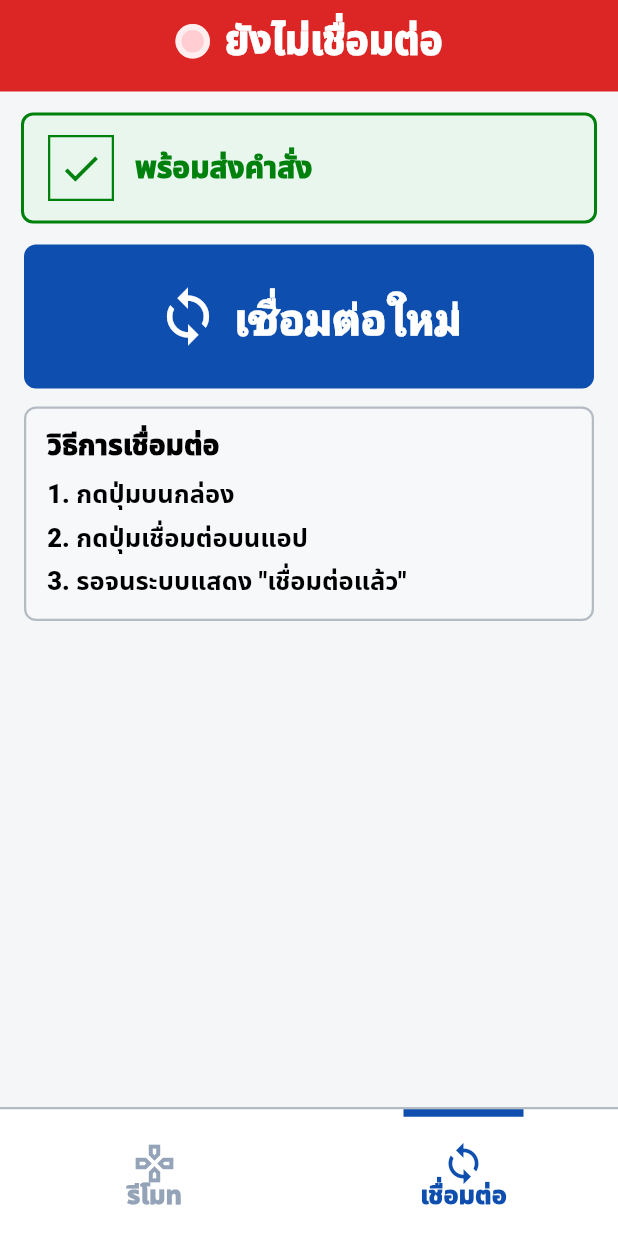
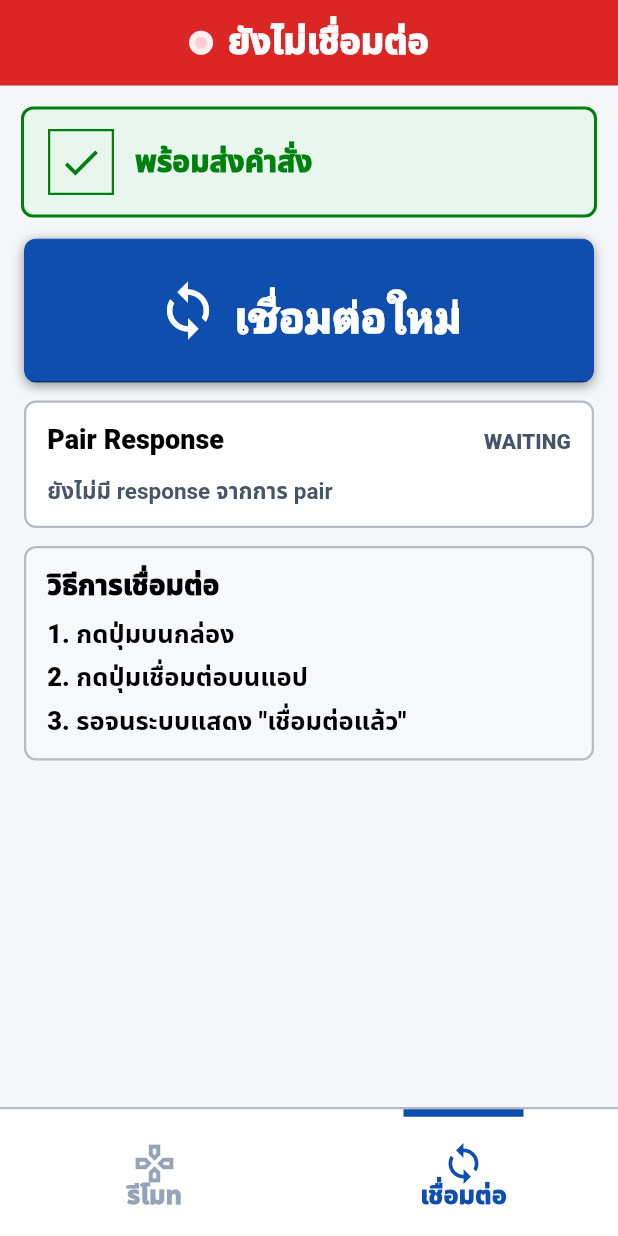
Before and after one commit to nuttawat-saepan/traffic-remote-app, a Flutter app: the screen it shows after launch, on a phone screen of 412 x 824 dp. Run offline on Flutter 3.47's test engine with Material 3 defaults, Android fonts, the phone set to English and light mode, and no system bars; our stand-ins replace google_fonts, shared_preferences; missing offline and left inert: usb_serial.

Commit message:
feature: animate connection status and improve button press feedback
*   **Connection Animation:** Implement a pulsing visual effect on the connection status dot in the header when the device is paired, making the connection state more noticeable.
*   **Button Interactivity:** Create a custom animated press effect for the reconnect button, enhancing user feedback and perceived responsiveness.
*   **Pairing Robustness:** Refine the pairing response parsing logic to specifically expect `PAIR_OK` and improve the general handling of pairing messages for increased reliability.
*   **Refactor:** Extract the connection dot and reconnect button into dedicated stateful widgets for better component organization and reusability.

```diff
--- a/lib/app.dart
+++ b/lib/app.dart
@@ -347,7 +347,7 @@ class _BottomNavItem extends StatelessWidget {
   }
 }
 
-class _ConnectionHeader extends StatelessWidget {
+class _ConnectionHeader extends StatefulWidget {
   const _ConnectionHeader({
     required this.serialService,
     required this.isPaired,
@@ -357,12 +357,49 @@ class _ConnectionHeader extends StatelessWidget {
   final bool isPaired;
 
   @override
+  State<_ConnectionHeader> createState() => _ConnectionHeaderState();
+}
+
+class _ConnectionHeaderState extends State<_ConnectionHeader>
+    with SingleTickerProviderStateMixin {
+  late final AnimationController _pulseController;
+
+  @override
+  void initState() {
+    super.initState();
+    _pulseController = AnimationController(
+      vsync: this,
+      duration: const Duration(milliseconds: 1300),
+    );
+    if (widget.isPaired) {
+      _pulseController.repeat();
+    }
+  }
+
+  @override
+  void didUpdateWidget(covariant _ConnectionHeader oldWidget) {
+    super.didUpdateWidget(oldWidget);
+    if (widget.isPaired && !_pulseController.isAnimating) {
+      _pulseController.repeat();
+    } else if (!widget.isPaired && _pulseController.isAnimating) {
+      _pulseController.stop();
+      _pulseController.value = 0;
+    }
+  }
+
+  @override
+  void dispose() {
+    _pulseController.dispose();
+    super.dispose();
+  }
+
+  @override
   Widget build(BuildContext context) {
-    final connected = isPaired;
+    final connected = widget.isPaired;
 
     return Container(
       width: double.infinity,
-      padding: const EdgeInsets.fromLTRB(16, 14, 16, 18),
+      padding: const EdgeInsets.fromLTRB(16, 14, 16, 16),
       decoration: BoxDecoration(
         color: connected ? appGreen : appRed,
         border: Border(
@@ -372,26 +409,83 @@ class _ConnectionHeader extends StatelessWidget {
       child: Row(
         mainAxisAlignment: MainAxisAlignment.center,
         children: <Widget>[
-          Container(
-            width: 23,
-            height: 23,
-            decoration: BoxDecoration(
-              shape: BoxShape.circle,
-              color: connected ? Colors.white : const Color(0xFFFFCDD2),
-              border: Border.all(color: const Color(0xAAFFFFFF), width: 4),
+          Transform.translate(
+            offset: const Offset(0, 2),
+            child: _ConnectionDot(
+              connected: connected,
+              pulseController: _pulseController,
             ),
           ),
           const SizedBox(width: 10),
-          Text(
-            connected ? 'เชื่อมต่อแล้ว' : 'ยังไม่เชื่อมต่อ',
-            style: const TextStyle(
-              color: Colors.white,
-              fontSize: 26,
-              height: 1.05,
-              fontWeight: FontWeight.w900,
-              letterSpacing: 0,
+          Transform.translate(
+            offset: const Offset(0, 2),
+            child: Text(
+              connected ? 'เชื่อมต่อแล้ว' : 'ยังไม่เชื่อมต่อ',
+              style: const TextStyle(
+                color: Colors.white,
+                fontSize: 24,
+                height: 1.05,
+                fontWeight: FontWeight.w900,
+                letterSpacing: 0,
+              ),
             ),
           ),
+        ],
+      ),
+    );
+  }
+}
+
+class _ConnectionDot extends StatelessWidget {
+  const _ConnectionDot({
+    required this.connected,
+    required this.pulseController,
+  });
+
+  final bool connected;
+  final Animation<double> pulseController;
+
+  @override
+  Widget build(BuildContext context) {
+    final dot = Container(
+      width: 16,
+      height: 16,
+      decoration: BoxDecoration(
+        shape: BoxShape.circle,
+        color: connected ? Colors.white : const Color(0xFFFFCDD2),
+        border: Border.all(color: const Color(0xAAFFFFFF), width: 4),
+      ),
+    );
+
+    if (!connected) {
+      return dot;
+    }
+
+    return SizedBox(
+      width: 34,
+      height: 34,
+      child: Stack(
+        alignment: Alignment.center,
+        children: <Widget>[
+          FadeTransition(
+            opacity: Tween<double>(begin: 0.55, end: 0).animate(
+              CurvedAnimation(parent: pulseController, curve: Curves.easeOut),
+            ),
+            child: ScaleTransition(
+              scale: Tween<double>(begin: 0.75, end: 1.35).animate(
+                CurvedAnimation(parent: pulseController, curve: Curves.easeOut),
+              ),
+              child: Container(
+                width: 30,
+                height: 30,
+                decoration: BoxDecoration(
+                  shape: BoxShape.circle,
+                  border: Border.all(color: Colors.white, width: 3),
+                ),
+              ),
+            ),
+          ),
+          dot,
         ],
       ),
     );
--- a/lib/features/pairing/pairing_screen.dart
+++ b/lib/features/pairing/pairing_screen.dart
@@ -59,7 +59,7 @@ class _PairingScreenState extends State<PairingScreen> {
     final textCommand = _loraSendCommand(pairingMessage);
     final result = await widget.serialService.sendTextCommand(
       textCommand: textCommand,
-      expectedResponse: '+RCV=',
+      expectedResponse: 'PAIR_OK',
       timeout: widget.settings.timeout,
     );
     final responseText = result.errorMessage ?? result.responseText;
@@ -161,46 +161,13 @@ class _PairingScreenState extends State<PairingScreen> {
           ),
           const SizedBox(height: 26),
           */
-          SizedBox(
-            height: 96,
-            child: FilledButton(
-              onPressed: isBusy ? null : _connectAndPair,
-              style: FilledButton.styleFrom(
-                backgroundColor: const Color(0xFF0D4EAE),
-                disabledBackgroundColor: const Color(0xFFCBD5E1),
-                foregroundColor: Colors.white,
-                elevation: 0,
-                shadowColor: const Color(0x99000000),
-                shape: RoundedRectangleBorder(
-                  borderRadius: BorderRadius.circular(8),
-                ),
-              ),
-              child: Row(
-                mainAxisAlignment: MainAxisAlignment.center,
-                crossAxisAlignment: CrossAxisAlignment.center,
-                mainAxisSize: MainAxisSize.min,
-                children: <Widget>[
-                  const Icon(Icons.sync, size: 42),
-                  const SizedBox(width: 10),
-                  Transform.translate(
-                    offset: const Offset(0, 4),
-                    child: Text(
-                      buttonLabel,
-                      textAlign: TextAlign.center,
-                      style: GoogleFonts.ibmPlexSansThai(
-                        fontSize: 28,
-                        fontWeight: FontWeight.w900,
-                        letterSpacing: 0,
-                        height: 1,
-                      ),
-                    ),
-                  ),
-                ],
-              ),
-            ),
+          _ReconnectButton(
+            label: buttonLabel,
+            enabled: !isBusy,
+            onPressed: _connectAndPair,
           ),
-          // const SizedBox(height: 12),
-          // _PairResponseCard(snapshot: _lastPairResponse),
+          const SizedBox(height: 12),
+          _PairResponseCard(snapshot: _lastPairResponse),
           const SizedBox(height: 12),
           const _PairSteps(),
         ],
@@ -222,9 +189,22 @@ class _PairingScreenState extends State<PairingScreen> {
     final lines = normalized
         .split(RegExp(r'[\r\n]+'))
         .map((line) => line.trim())
-        .where((line) => line.isNotEmpty);
+        .where((line) => line.isNotEmpty)
+        .toList();
     for (final line in lines) {
-      if (line.toUpperCase().contains('PAIR')) {
+      final upperLine = line.toUpperCase();
+      if (upperLine.contains('+RCV=') && upperLine.contains('PAIR')) {
+        return line;
+      }
+    }
+    for (final line in lines) {
+      if (line.toUpperCase().contains('PAIR_OK')) {
+        return line;
+      }
+    }
+    for (final line in lines) {
+      final upperLine = line.toUpperCase();
+      if (upperLine.contains('PAIR') && !upperLine.contains('AT+SEND')) {
         return line;
       }
     }
@@ -262,6 +242,139 @@ class _PairingScreenState extends State<PairingScreen> {
     }
 
     return null;
+  }
+}
+
+class _ReconnectButton extends StatefulWidget {
+  const _ReconnectButton({
+    required this.label,
+    required this.enabled,
+    required this.onPressed,
+  });
+
+  final String label;
+  final bool enabled;
+  final VoidCallback onPressed;
+
+  @override
+  State<_ReconnectButton> createState() => _ReconnectButtonState();
+}
+
+class _ReconnectButtonState extends State<_ReconnectButton> {
+  bool _pressed = false;
+
+  void _setPressed(bool pressed) {
+    if (_pressed == pressed) {
+      return;
+    }
+    setState(() => _pressed = pressed);
+  }
+
+  void _handleTapUp(TapUpDetails details) {
+    if (!widget.enabled) {
+      return;
+    }
+    _setPressed(false);
+    widget.onPressed();
+  }
+
+  @override
+  Widget build(BuildContext context) {
+    final borderRadius = BorderRadius.circular(8);
+    final backgroundColor = widget.enabled
+        ? const Color(0xFF0D4EAE)
+        : const Color(0xFFCBD5E1);
+
+    return Semantics(
+      button: true,
+      enabled: widget.enabled,
+      label: widget.label,
+      child: GestureDetector(
+        behavior: HitTestBehavior.opaque,
+        onTapDown: widget.enabled ? (_) => _setPressed(true) : null,
+        onTapUp: widget.enabled ? _handleTapUp : null,
+        onTapCancel: widget.enabled ? () => _setPressed(false) : null,
+        child: TweenAnimationBuilder<double>(
+          tween: Tween<double>(begin: 0, end: _pressed ? 1 : 0),
+          duration: const Duration(milliseconds: 80),
+          curve: Curves.easeOut,
+          builder: (context, yOffset, child) {
+            return Transform.translate(
+              offset: Offset(0, yOffset),
+              child: child,
+            );
+          },
+          child: AnimatedContainer(
+            height: 96,
+            duration: const Duration(milliseconds: 80),
+            curve: Curves.easeOut,
+            decoration: BoxDecoration(
+              borderRadius: borderRadius,
+              boxShadow: const <BoxShadow>[
+                BoxShadow(
+                  color: Color(0x66000000),
+                  offset: Offset(0, 2),
+                  blurRadius: 6,
+                ),
+              ],
+            ),
+            child: ClipRRect(
+              borderRadius: borderRadius,
+              child: Stack(
+                fit: StackFit.expand,
+                children: <Widget>[
+                  DecoratedBox(
+                    decoration: BoxDecoration(
+                      color: backgroundColor,
+                      borderRadius: borderRadius,
+                    ),
+                  ),
+                  const Positioned(
+                    top: 0,
+                    left: 0,
+                    right: 0,
+                    height: 1,
+                    child: ColoredBox(color: Color(0x0FFFFFFF)),
+                  ),
+                  const Positioned(
+                    left: 0,
+                    right: 0,
+                    bottom: -1,
+                    height: 2,
+                    child: ColoredBox(color: Color(0x59000000)),
+                  ),
+                  Center(
+                    child: Row(
+                      mainAxisAlignment: MainAxisAlignment.center,
+                      crossAxisAlignment: CrossAxisAlignment.center,
+                      mainAxisSize: MainAxisSize.min,
+                      children: <Widget>[
+                        const Icon(Icons.sync, color: Colors.white, size: 42),
+                        const SizedBox(width: 10),
+                        Transform.translate(
+                          offset: const Offset(0, 4),
+                          child: Text(
+                            widget.label,
+                            textAlign: TextAlign.center,
+                            style: GoogleFonts.ibmPlexSansThai(
+                              color: Colors.white,
+                              fontSize: 28,
+                              fontWeight: FontWeight.w900,
+                              letterSpacing: 0,
+                              height: 1,
+                            ),
+                          ),
+                        ),
+                      ],
+                    ),
+                  ),
+                ],
+              ),
+            ),
+          ),
+        ),
+      ),
+    );
   }
 }
 
```
